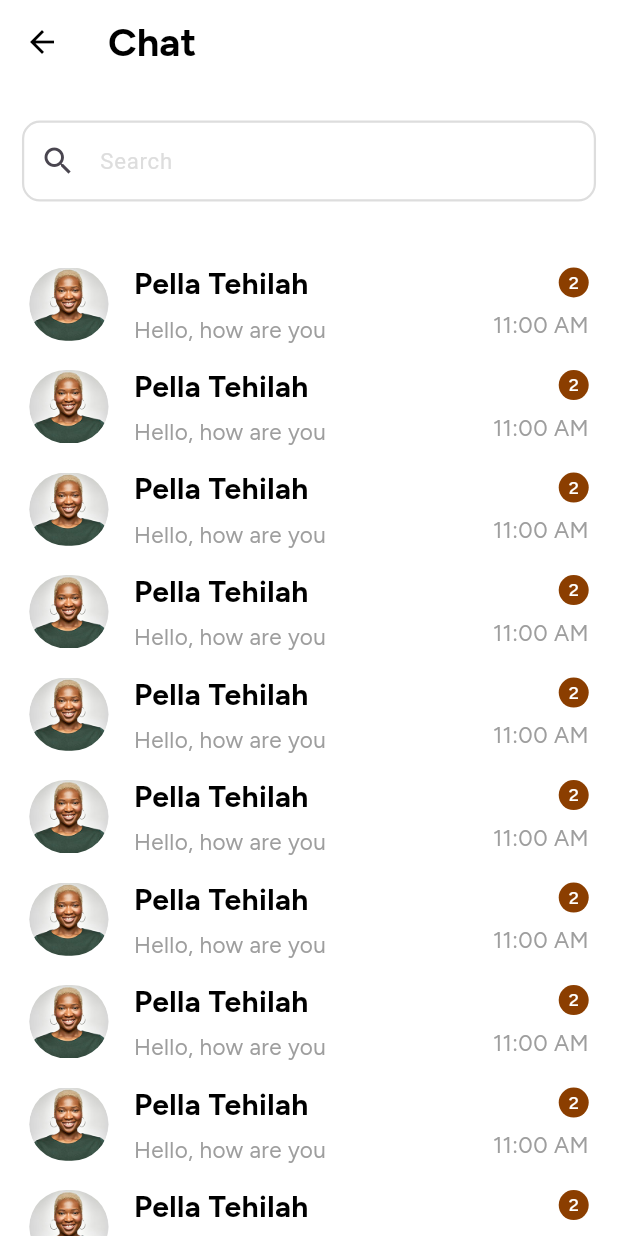
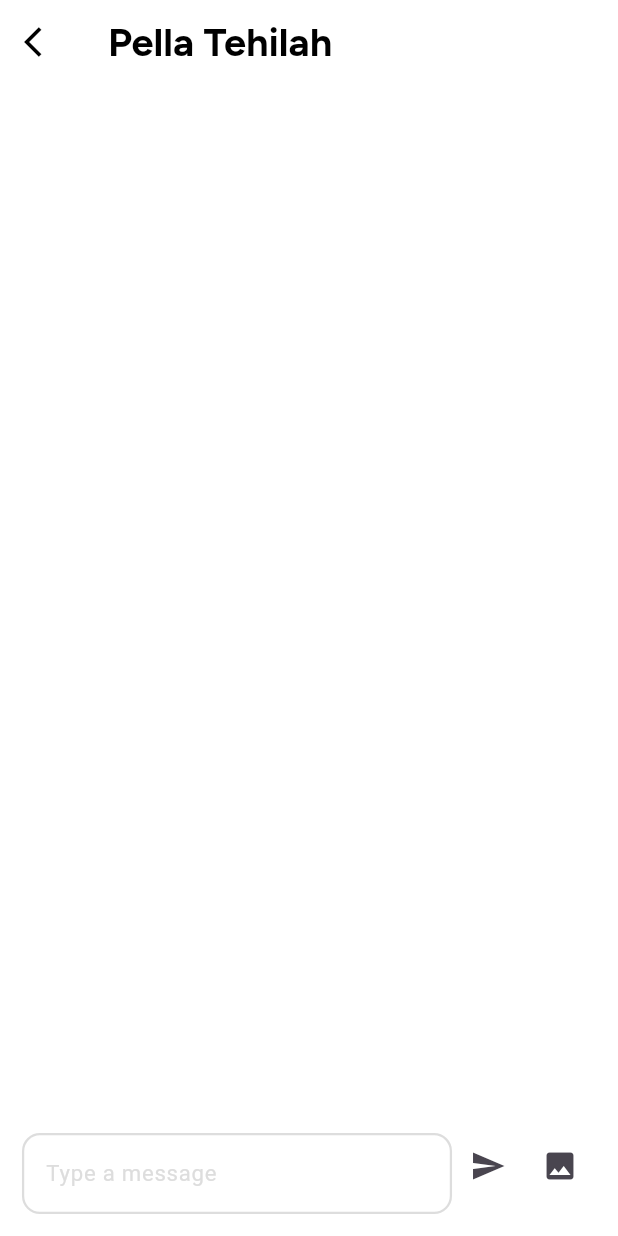
Before and after one commit to theflaury/flaury_business_app, a Flutter app: the ChatView screen opened by its route, after a tap on "Pella Tehilah", on a phone screen of 412 x 824 dp. Run offline on Flutter 3.47's test engine with Material 3 defaults, Android fonts, the phone set to English and light mode, and no system bars; our stand-ins replace carousel_slider, flutter_screenutil, get, get_storage, google_fonts, iconsax_flutter and 3 more; accounts and stored records are empty; statements that could not run were skipped.

Commit message:
chat completed

```diff
--- /dev/null
+++ b/lib/app/models/chat/chatmodel.dart
@@ -0,0 +1,6 @@
+class Message {
+  final String text;
+  final bool isSentByMe;
+
+  Message({required this.text, required this.isSentByMe});
+}
--- a/lib/app/modules/chat/controllers/chat_controller.dart
+++ b/lib/app/modules/chat/controllers/chat_controller.dart
@@ -1,23 +1,27 @@
+import 'package:flutter/material.dart';
 import 'package:get/get.dart';
+import 'package:image_picker/image_picker.dart';
+import '../../../models/chat/chatmodel.dart';
 
 class ChatController extends GetxController {
-  //TODO: Implement ChatController
+  var messages = <Message>[].obs;
+  var messageController = TextEditingController();
+  final ImagePicker _picker = ImagePicker();
 
-  final count = 0.obs;
-  @override
-  void onInit() {
-    super.onInit();
+  // Send message
+  void sendMessage() {
+    if (messageController.text.trim().isNotEmpty) {
+      messages
+          .add(Message(text: messageController.text.trim(), isSentByMe: true));
+      messageController.clear();
+    }
   }
 
-  @override
-  void onReady() {
-    super.onReady();
+  // Pick image
+  Future<void> pickImage() async {
+    final pickedFile = await _picker.pickImage(source: ImageSource.gallery);
+    if (pickedFile != null) {
+      messages.add(Message(text: pickedFile.path, isSentByMe: true));
+    }
   }
-
-  @override
-  void onClose() {
-    super.onClose();
-  }
-
-  void increment() => count.value++;
 }
--- a/lib/app/modules/chat/views/widgets/chatwidget.dart
+++ b/lib/app/modules/chat/views/widgets/chatwidget.dart
@@ -1,12 +1,11 @@
 import 'package:flaury_provider/app/utils/constants/sizes.dart';
-import 'package:flutter/foundation.dart';
 import 'package:flutter/material.dart';
 import 'package:flutter_screenutil/flutter_screenutil.dart';
-import 'package:iconsax_flutter/iconsax_flutter.dart';
-
+import 'package:get/get.dart';
 import '../../../../utils/theme/colors.dart';
 import '../../../../widgets/apptext.dart';
 import '../../../../widgets/space.dart';
+import 'msg.dart';
 
 class ChatWidget extends StatelessWidget {
   const ChatWidget({
@@ -23,10 +22,8 @@ class ChatWidget extends StatelessWidget {
   Widget build(BuildContext context) {
     return GestureDetector(
       onTap: () {
-        // Handle tap gesture here (e.g., navigate to another page)
-        if (kDebugMode) {
-          print('Chat container tapped!');
-        }
+
+        Get.to(() =>  Chat());
       },
       child: Center(
         child: Container(
--- /dev/null
+++ b/lib/app/modules/chat/views/widgets/msg.dart
@@ -0,0 +1,83 @@
+import 'package:flaury_provider/app/utils/theme/colors.dart';
+import 'package:flutter/material.dart';
+import 'package:get/get.dart';
+
+import '../../../../widgets/apptext.dart';
+import '../../../../widgets/space.dart';
+import '../../../../widgets/textfields.dart';
+import '../../controllers/chat_controller.dart';
+
+class Chat extends StatelessWidget {
+  Chat({
+    super.key,
+  });
+
+  final ChatController chatController = Get.put(ChatController());
+
+  @override
+  Widget build(BuildContext context) {
+    return Scaffold(
+      appBar: AppBar(
+        title: BigAppText('Pella Tehilah'),
+        leading: IconButton(
+            onPressed: () => Get.back(),
+            icon: const Icon(Icons.arrow_back_ios)),
+      ),
+      body: SafeArea(
+        child: Padding(
+          padding: simPad(15, 15),
+          child: Column(
+            children: [
+              Expanded(
+                child: Obx(
+                  () => ListView.builder(
+                    itemCount: chatController.messages.length,
+                    itemBuilder: (context, index) {
+                      final message = chatController.messages[index];
+                      return Align(
+                        alignment: message.isSentByMe
+                            ? Alignment.centerRight
+                            : Alignment.centerLeft,
+                        child: Container(
+                          margin: const EdgeInsets.symmetric(
+                              vertical: 5, horizontal: 10),
+                          padding: const EdgeInsets.all(10),
+                          decoration: BoxDecoration(
+                            color: message.isSentByMe
+                                ? AppColors.primary
+                                : AppColors.primarylight,
+                            borderRadius: BorderRadius.circular(10),
+                          ),
+                          child: SmallAppText(message.text,
+                              color: AppColors.white),
+                        ),
+                      );
+                    },
+                  ),
+                ),
+              ),
+              Row(
+                children: [
+                  Expanded(
+                    child: NormalAppTextFormField(
+                      controller: chatController.messageController,
+                      hint: 'Type a message',
+                    ),
+                  ),
+                  IconButton(
+                    icon: const Icon(Icons.send),
+                    onPressed: chatController.sendMessage,
+                  ),
+                  IconButton(
+                    icon: const Icon(Icons.image),
+                    onPressed: chatController.pickImage,
+                  ),
+                ],
+              ),
+            ],
+          ),
+        ),
+      ),
+    );
+  }
+}
--- a/lib/app/widgets/textfields.dart
+++ b/lib/app/widgets/textfields.dart
@@ -105,7 +105,7 @@ class NormalAppTextFormField extends StatelessWidget {
       this.validator,
       this.onSaved,
       this.color,
-      this.bordercolor});
+      this.bordercolor,  });
 
   final bool obscureText;
   final TextEditingController? controller;
```
